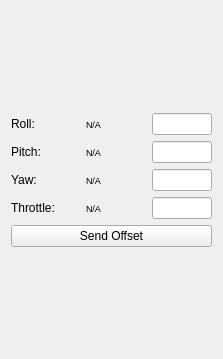
theilem/uavEE, file src/ground_station/src/Widgets/forms/WidgetTrimAnalysis.ui: the form before one commit.
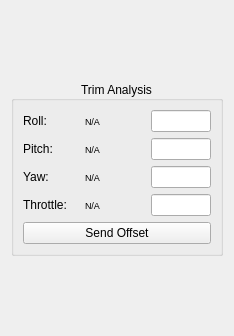
The form after the commit.

Patch:
```diff
--- a/src/ground_station/src/Widgets/forms/WidgetTrimAnalysis.ui
+++ b/src/ground_station/src/Widgets/forms/WidgetTrimAnalysis.ui
@@ -6,8 +6,8 @@
    <rect>
     <x>0</x>
     <y>0</y>
-    <width>223</width>
-    <height>359</height>
+    <width>234</width>
+    <height>336</height>
    </rect>
   </property>
   <property name="sizePolicy">
@@ -19,21 +19,8 @@
   <property name="windowTitle">
    <string>Form</string>
   </property>
-  <layout class="QGridLayout" name="gridLayout_2">
-   <item row="2" column="0">
-    <spacer name="verticalSpacerBottom">
-     <property name="orientation">
-      <enum>Qt::Vertical</enum>
-     </property>
-     <property name="sizeHint" stdset="0">
-      <size>
-       <width>20</width>
-       <height>46</height>
-      </size>
-     </property>
-    </spacer>
-   </item>
-   <item row="0" column="0">
+  <layout class="QVBoxLayout" name="verticalLayout_2">
+   <item>
     <spacer name="verticalSpacerTop">
      <property name="orientation">
       <enum>Qt::Vertical</enum>
@@ -46,7 +33,16 @@
      </property>
     </spacer>
    </item>
-   <item row="1" column="0">
+   <item>
+    <widget class="QGroupBox" name="groupBox">
+     <property name="title">
+      <string>Trim Analysis</string>
+     </property>
+     <property name="alignment">
+      <set>Qt::AlignCenter</set>
+     </property>
+     <layout class="QGridLayout" name="gridLayout_2">
+      <item row="0" column="0">
     <layout class="QVBoxLayout" name="verticalLayout">
      <item>
       <layout class="QGridLayout" name="gridLayout">
@@ -476,6 +472,22 @@
       </layout>
      </item>
     </layout>
+      </item>
+     </layout>
+    </widget>
+   </item>
+   <item>
+    <spacer name="verticalSpacerBottom">
+     <property name="orientation">
+      <enum>Qt::Vertical</enum>
+     </property>
+     <property name="sizeHint" stdset="0">
+      <size>
+       <width>20</width>
+       <height>46</height>
+      </size>
+     </property>
+    </spacer>
    </item>
   </layout>
  </widget>
```
Lines whose indentation alone changed are shown as unchanged.
